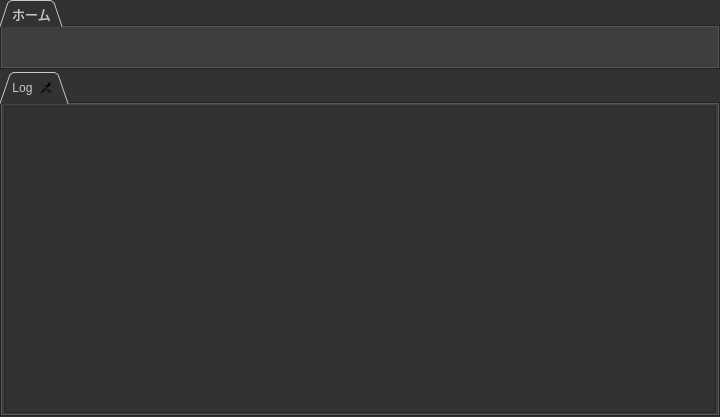
This is MetaTools/src/main/mainwindow.ui in yatagai/MetaTools as Qt 5 draws it before an edit. The edited form follows.
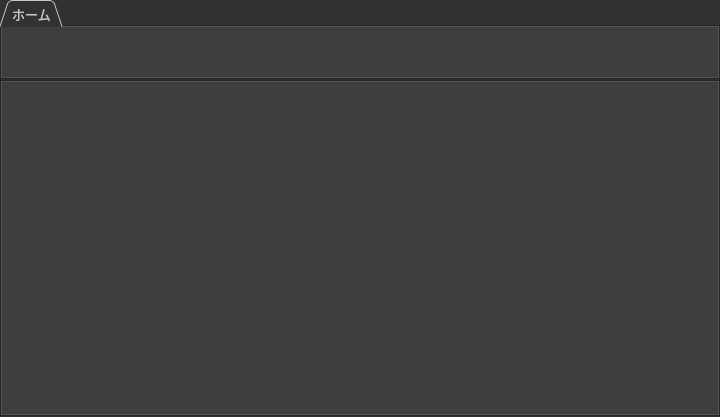
This is the edited form. Icons and pictures are not drawn.

Diff of the .ui file:
```diff
--- a/MetaTools/src/main/mainwindow.ui
+++ b/MetaTools/src/main/mainwindow.ui
@@ -523,7 +523,7 @@
   </property>
   <layout class="QVBoxLayout" name="mainLayout">
    <property name="spacing">
-    <number>2</number>
+    <number>0</number>
    </property>
    <property name="sizeConstraint">
     <enum>QLayout::SetDefaultConstraint</enum>
@@ -545,13 +545,13 @@
      <property name="minimumSize">
       <size>
        <width>0</width>
-       <height>70</height>
+       <height>80</height>
       </size>
      </property>
      <property name="maximumSize">
       <size>
        <width>16777215</width>
-       <height>70</height>
+       <height>80</height>
       </size>
      </property>
      <property name="font">
@@ -640,33 +640,6 @@
      <property name="movable">
       <bool>true</bool>
      </property>
-     <widget class="QWidget" name="app_widget">
-      <attribute name="icon">
-       <iconset resource="../../MetaToolsResource.qrc">
-        <normaloff>:/metatools_resource/img/app_window.png</normaloff>:/metatools_resource/img/app_window.png</iconset>
-      </attribute>
-      <attribute name="title">
-       <string>Log</string>
-      </attribute>
-      <layout class="QVBoxLayout" name="verticalLayout_4">
-       <property name="spacing">
-        <number>2</number>
-       </property>
-       <property name="margin">
-        <number>2</number>
-       </property>
-       <item>
-        <widget class="QTextEdit" name="log_window">
-         <property name="focusPolicy">
-          <enum>Qt::NoFocus</enum>
-         </property>
-         <property name="readOnly">
-          <bool>true</bool>
-         </property>
-        </widget>
-       </item>
-      </layout>
-     </widget>
     </widget>
    </item>
   </layout>
```
Left out of the diff: 8 changed lines with no effect on the pictures.
